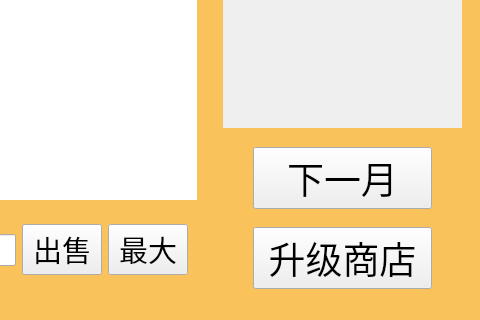
The window that futures.ui (Sam-ie/Paydirt) describes before a commit, drawn with Qt 5; both pictures show x 544 to 1024 and y 280 to 600 of the 1024 by 600 pixel window.
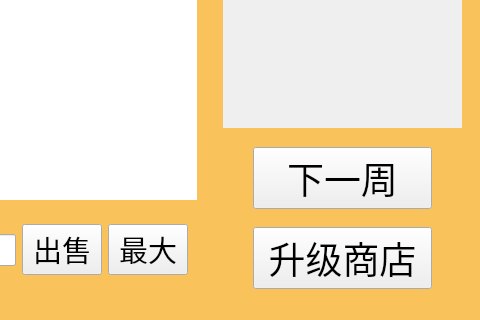
The same window after the commit.

Diff of the .ui file:
```diff
--- a/futures.ui
+++ b/futures.ui
@@ -419,7 +419,7 @@
                </font>
               </property>
               <property name="text">
-               <string>下一月</string>
+               <string>下一周</string>
               </property>
              </widget>
             </item>
```
